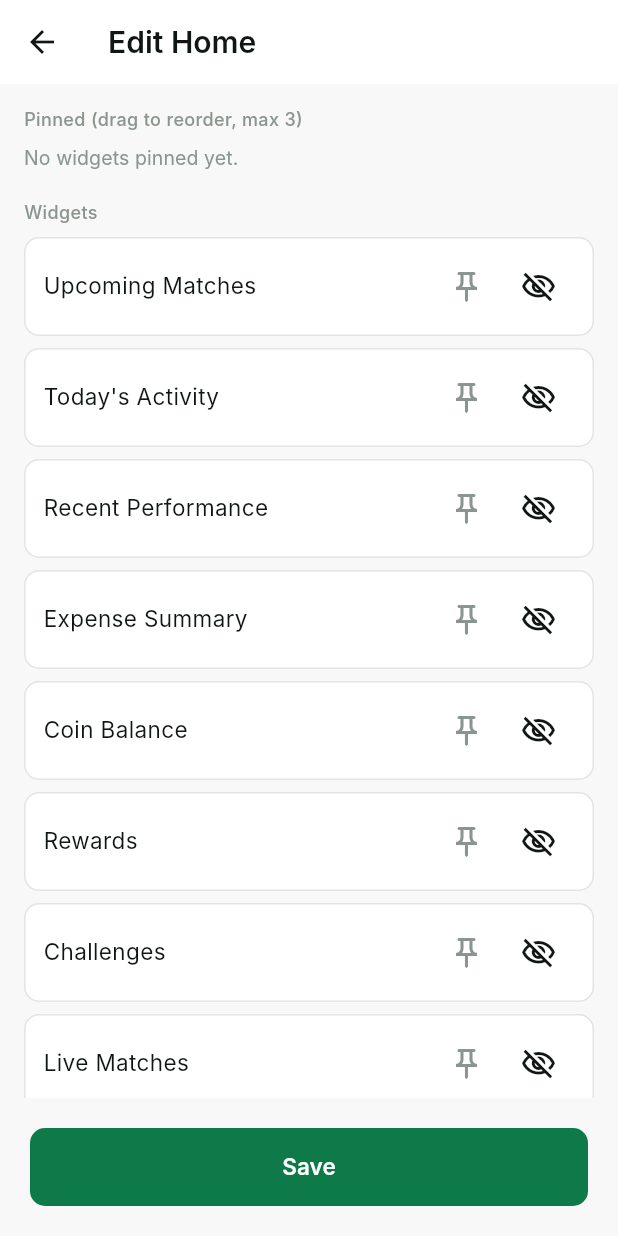
After one commit to hackathonds/crickUnity, a Flutter app: the EditHomeScreen screen opened directly, on a phone screen of 412 x 824 dp. The commit adds this screen. Run offline on Flutter 3.47's test engine with Material 3 defaults, Android fonts, the phone set to English and light mode, and no system bars; our stand-ins replace flutter_riverpod, go_router; Roboto replaces fonts that are missing (Inter).

Commit message:
E18-02: Edit Home mode
DS §7-3: "Edit Home (all): Full-screen reorder list, pin toggles (max
3), hidden section below divider; Save sticky. Reset-to-default
tertiary." PRD §4: "Edit Home mode (long-press any widget or via ⋮)
allows reorder, hide, pin (max 3 pinned)."

home_dashboard_provider.dart's pinned set becomes an ordered List --
it's the only tier with a user-controlled order (urgency/recency
order everything else automatically) -- gaining reorderPinned() and
resetToDefault(). New edit_home_screen.dart: drag-reorderable pinned
section, plain widgets section with per-row pin/hide toggles, hidden
section below a divider, sticky Save + tertiary Reset-to-default.
Reachable via long-press on any widget card or the new app-bar edit
icon on home_dashboard_screen.dart.

```diff
--- /dev/null
+++ b/lib/home/edit_home_screen.dart
@@ -0,0 +1,176 @@
+import 'package:flutter/material.dart';
+import 'package:flutter_riverpod/flutter_riverpod.dart';
+
+import '../design_system/components/app_button.dart';
+import '../design_system/tokens/app_colors.dart';
+import '../design_system/tokens/app_spacing.dart';
+import '../design_system/tokens/app_typography.dart';
+import 'home_dashboard_provider.dart';
+import 'home_widget_models.dart';
+
+/// DS §7-3: "Edit Home (all) Full-screen reorder list, pin toggles
+/// (max 3), hidden section below divider; Save sticky. Reset-to-
+/// default tertiary." PRD §4: "Edit Home mode (long-press any widget
+/// or via ⋮) allows reorder, hide, pin (max 3 pinned)."
+class EditHomeScreen extends ConsumerWidget {
+  const EditHomeScreen({super.key});
+
+  @override
+  Widget build(BuildContext context, WidgetRef ref) {
+    final colors = Theme.of(context).extension<AppColors>()!;
+    final state = ref.watch(homeDashboardProvider);
+    final notifier = ref.read(homeDashboardProvider.notifier);
+    final visible = computeHomeWidgets(ref);
+    final hidden = computeHiddenHomeWidgets(ref);
+    final unpinnedVisible = visible.where((w) => !w.isPinned).toList();
+
+    return Scaffold(
+      appBar: AppBar(title: const Text('Edit Home')),
+      body: ListView(
+        padding: const EdgeInsets.all(AppSpacing.lg),
+        children: [
+          Text(
+            'Pinned (drag to reorder, max $maxPinnedHomeWidgets)',
+            style: AppTypography.label.copyWith(color: colors.textTertiary),
+          ),
+          const SizedBox(height: AppSpacing.sm),
+          if (state.pinned.isEmpty)
+            Text(
+              'No widgets pinned yet.',
+              style: AppTypography.caption.copyWith(color: colors.textTertiary),
+            )
+          else
+            ReorderableListView(
+              key: const ValueKey('pinnedReorderList'),
+              shrinkWrap: true,
+              physics: const NeverScrollableScrollPhysics(),
+              onReorderItem: notifier.reorderPinned,
+              children: [
+                for (final id in state.pinned)
+                  _EditRow(
+                    key: ValueKey('pinnedRow_${id.name}'),
+                    id: id,
+                    isPinned: true,
+                    isHidden: false,
+                  ),
+              ],
+            ),
+          const SizedBox(height: AppSpacing.xl),
+          Text(
+            'Widgets',
+            style: AppTypography.label.copyWith(color: colors.textTertiary),
+          ),
+          const SizedBox(height: AppSpacing.sm),
+          for (final w in unpinnedVisible)
+            _EditRow(
+              key: ValueKey('visibleRow_${w.id.name}'),
+              id: w.id,
+              isPinned: false,
+              isHidden: false,
+            ),
+          if (hidden.isNotEmpty) ...[
+            const Divider(height: AppSpacing.xxl),
+            Text(
+              'Hidden',
+              style: AppTypography.label.copyWith(color: colors.textTertiary),
+            ),
+            const SizedBox(height: AppSpacing.sm),
+            for (final w in hidden)
+              _EditRow(
+                key: ValueKey('hiddenRow_${w.id.name}'),
+                id: w.id,
+                isPinned: false,
+                isHidden: true,
+              ),
+          ],
+          const SizedBox(height: AppSpacing.xxl),
+          AppButton(
+            key: const ValueKey('resetHomeDefaultButton'),
+            variant: AppButtonVariant.tertiary,
+            label: 'Reset to default',
+            onPressed: notifier.resetToDefault,
+          ),
+        ],
+      ),
+      bottomNavigationBar: SafeArea(
+        child: Padding(
+          padding: const EdgeInsets.all(AppSpacing.lg),
+          child: AppButton(
+            key: const ValueKey('saveEditHomeButton'),
+            variant: AppButtonVariant.primary,
+            label: 'Save',
+            fullWidth: true,
+            onPressed: () => Navigator.of(context).pop(),
+          ),
+        ),
+      ),
+    );
+  }
+}
+
+class _EditRow extends ConsumerWidget {
+  final HomeWidgetId id;
+  final bool isPinned;
+  final bool isHidden;
+
+  const _EditRow({
+    super.key,
+    required this.id,
+    required this.isPinned,
+    required this.isHidden,
+  });
+
+  @override
+  Widget build(BuildContext context, WidgetRef ref) {
+    final colors = Theme.of(context).extension<AppColors>()!;
+    final state = ref.watch(homeDashboardProvider);
+    final notifier = ref.read(homeDashboardProvider.notifier);
+    final pinDisabled =
+        !isPinned && state.pinned.length >= maxPinnedHomeWidgets;
+
+    return Container(
+      margin: const EdgeInsets.only(bottom: AppSpacing.sm),
+      padding: const EdgeInsets.symmetric(
+        horizontal: AppSpacing.md,
+        vertical: AppSpacing.sm,
+      ),
+      decoration: BoxDecoration(
+        color: colors.surface,
+        border: Border.all(color: colors.border),
+        borderRadius: BorderRadius.circular(10),
+      ),
+      child: Row(
+        children: [
+          if (isPinned)
+            const Padding(
+              padding: EdgeInsets.only(right: AppSpacing.sm),
+              child: Icon(Icons.drag_handle),
+            ),
+          Expanded(
+            child: Text(
+              homeWidgetTitles[id]!,
+              style: AppTypography.body.copyWith(color: colors.textPrimary),
+            ),
+          ),
+          IconButton(
+            key: ValueKey('editPinToggle_${id.name}'),
+            icon: Icon(
+              isPinned ? Icons.push_pin : Icons.push_pin_outlined,
+              color: isPinned ? colors.primary : colors.textTertiary,
+            ),
+            onPressed: pinDisabled ? null : () => notifier.togglePin(id),
+          ),
+          IconButton(
+            key: ValueKey('editHideToggle_${id.name}'),
+            icon: Icon(
+              isHidden
+                  ? Icons.visibility_outlined
+                  : Icons.visibility_off_outlined,
+            ),
+            onPressed: () => notifier.toggleHide(id),
+          ),
+        ],
+      ),
+    );
+  }
+}
--- a/lib/home/home_dashboard_provider.dart
+++ b/lib/home/home_dashboard_provider.dart
@@ -9,20 +9,25 @@ import 'home_widget_models.dart';
 
 class HomeDashboardState {
   final HomeRolePreset preset;
-  final Set<HomeWidgetId> pinned;
+
+  /// Ordered, not a Set -- PRD §4/DS §7-3: Edit Home's "reorder" drag
+  /// applies to the pinned tier specifically (the only tier with a
+  /// user-controlled order; urgency/recency order the rest
+  /// automatically), so pin position must be preserved.
+  final List<HomeWidgetId> pinned;
   final Set<HomeWidgetId> hidden;
   final Map<HomeWidgetId, DateTime> lastUpdated;
 
   const HomeDashboardState({
     this.preset = HomeRolePreset.playerFirst,
-    this.pinned = const {},
+    this.pinned = const [],
     this.hidden = const {},
     this.lastUpdated = const {},
   });
 
   HomeDashboardState copyWith({
     HomeRolePreset? preset,
-    Set<HomeWidgetId>? pinned,
+    List<HomeWidgetId>? pinned,
     Set<HomeWidgetId>? hidden,
     Map<HomeWidgetId, DateTime>? lastUpdated,
   }) {
@@ -47,7 +52,7 @@ class HomeDashboardNotifier extends Notifier<HomeDashboardState> {
   /// than erroring -- the Edit Home UI (E18-02) is the one responsible
   /// for surfacing the cap to the user.
   void togglePin(HomeWidgetId id) {
-    final current = {...state.pinned};
+    final current = [...state.pinned];
     if (current.remove(id)) {
       state = state.copyWith(pinned: current);
       return;
@@ -61,6 +66,23 @@ class HomeDashboardNotifier extends Notifier<HomeDashboardState> {
     final current = {...state.hidden};
     if (!current.remove(id)) current.add(id);
     state = state.copyWith(hidden: current);
+  }
+
+  /// DS §7-3 (Edit Home): "Full-screen reorder list" -- drag-reorders
+  /// the pinned tier's mutual order. [newIndex] is expected already
+  /// adjusted for the removed item (ReorderableListView.onReorderItem's
+  /// contract), unlike the deprecated onReorder callback.
+  void reorderPinned(int oldIndex, int newIndex) {
+    final current = [...state.pinned];
+    final id = current.removeAt(oldIndex);
+    current.insert(newIndex, id);
+    state = state.copyWith(pinned: current);
+  }
+
+  /// DS §7-3: "Reset-to-default tertiary." Clears every user
+  /// customization back to the role preset's plain order.
+  void resetToDefault() {
+    state = state.copyWith(pinned: const [], hidden: const {});
   }
 
   /// PRD §4: "Pull-to-refresh refreshes all." Touches every widget's
--- a/lib/home/home_dashboard_screen.dart
+++ b/lib/home/home_dashboard_screen.dart
@@ -12,6 +12,7 @@ import '../notifications/notification_center_screen.dart';
 import '../rewards/rewards_provider.dart';
 import '../search/global_search_screen.dart';
 import '../social/composer_screen.dart' show composerViewerName;
+import 'edit_home_screen.dart';
 import 'home_dashboard_provider.dart';
 import 'home_widget_models.dart';
 import 'onboarding_checklist_provider.dart';
@@ -91,6 +92,14 @@ class HomeDashboardScreen extends ConsumerWidget {
                   ),
                 ),
               ),
+              IconButton(
+                key: const ValueKey('editHomeButton'),
+                icon: const Icon(Icons.edit_outlined),
+                tooltip: 'Edit Home',
+                onPressed: () => Navigator.of(context).push(
+                  MaterialPageRoute(builder: (_) => const EditHomeScreen()),
+                ),
+              ),
             ],
           ),
           if (showOnboarding)
@@ -140,8 +149,13 @@ class _HomeWidgetCard extends ConsumerWidget {
     final colors = Theme.of(context).extension<AppColors>()!;
     final notifier = ref.read(homeDashboardProvider.notifier);
 
-    return Container(
+    return GestureDetector(
       key: ValueKey('homeWidgetCard_${instance.id.name}'),
+      // PRD §4: "Edit Home mode (long-press any widget or via ⋮)."
+      onLongPress: () => Navigator.of(
+        context,
+      ).push(MaterialPageRoute(builder: (_) => const EditHomeScreen())),
+      child: Container(
         padding: const EdgeInsets.all(AppSpacing.md),
         decoration: BoxDecoration(
           color: colors.surface,
@@ -156,7 +170,11 @@ class _HomeWidgetCard extends ConsumerWidget {
                 if (instance.isPinned)
                   Padding(
                     padding: const EdgeInsets.only(right: AppSpacing.xs),
-                  child: Icon(Icons.push_pin, size: 14, color: colors.primary),
+                    child: Icon(
+                      Icons.push_pin,
+                      size: 14,
+                      color: colors.primary,
+                    ),
                   ),
                 Expanded(
                   child: Text(
@@ -186,6 +204,7 @@ class _HomeWidgetCard extends ConsumerWidget {
             const SizedBox(height: AppSpacing.sm),
             _HomeWidgetBody(id: instance.id),
           ],
+        ),
       ),
     );
   }
```
Lines whose indentation alone changed are shown as unchanged.
